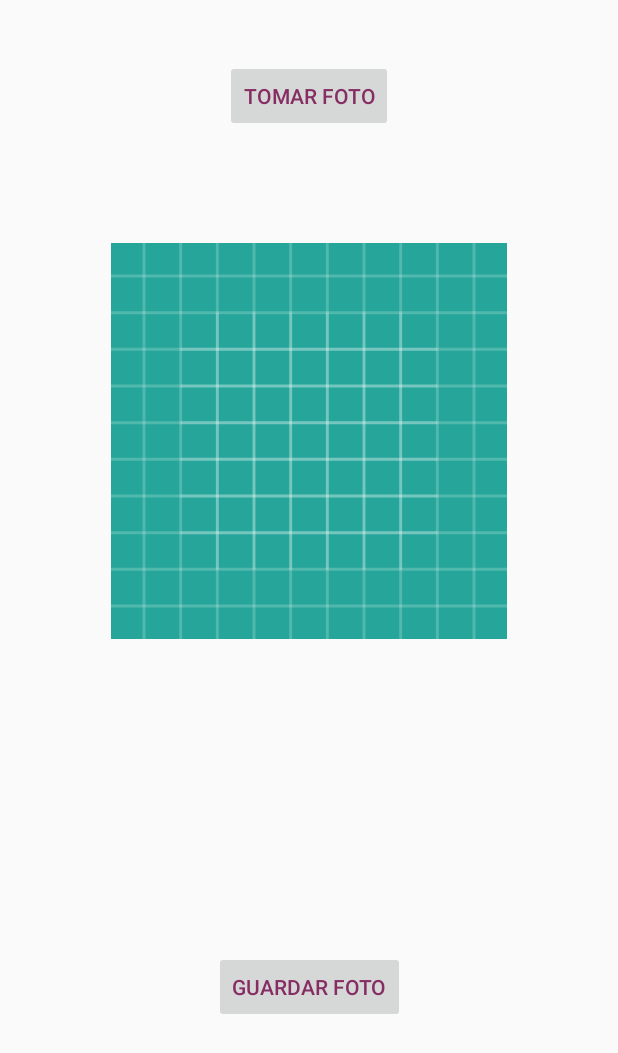
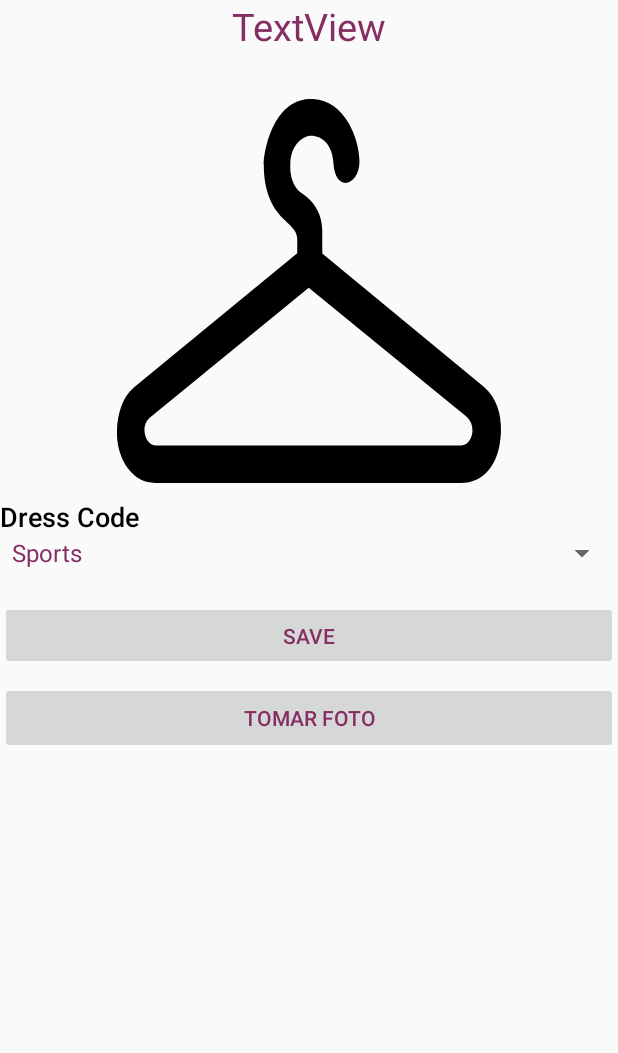
Before and after one commit to rueschan/ProyectoMoviles, an Android app: the TakePhoto screen opened directly, with no data from a screen before it, on a phone screen of 412 x 824 dp. Shown: the top 1053 px of the screen. Run offline under Robolectric (Android 15) with nearby library versions, the phone set to English and light mode, and no system bars.

Commit message:
Seleccionar Evento

```diff
--- a/app/src/main/java/mx/itesm/rueschan/moviles/EntidadesBD/Item.java
+++ b/app/src/main/java/mx/itesm/rueschan/moviles/EntidadesBD/Item.java
@@ -24,6 +24,9 @@ public class Item {
 
     @ColumnInfo(name = "tipo")
     private String tipo;
+
+    @ColumnInfo(name = "evento")
+    private String evento;
 
     public int getId() {
         return id;
@@ -59,6 +62,14 @@ public class Item {
 
     @Override
     public String toString() {
-        return "(" + id + ") Foto: " + foto + " Color: " + color + " Tipo: " + tipo;
+        return "(" + id + ") Foto: " + foto + " Color: " + color + " Tipo: " + tipo + " Evento: " + evento;
+    }
+
+    public String getEvento() {
+        return evento;
+    }
+
+    public void setEvento(String evento) {
+        this.evento = evento;
     }
 }
--- a/app/src/main/java/mx/itesm/rueschan/moviles/LoginAct.java
+++ b/app/src/main/java/mx/itesm/rueschan/moviles/LoginAct.java
@@ -34,13 +34,13 @@ public class LoginAct extends AppCompatActivity {
 
         edEmail.setText("");
         edPassword.setText("");
-
+        startActivity(new Intent(this, MainActivity.class));
         //System.out.println(primeraVez() + " *********** " + sesionIniciada());
-        if (!primeraVez()) {
+        /*if (!primeraVez()) {
             if(sesionIniciada())
                 startActivity(new Intent(this, MainActivity.class));
             //startActivity(new Intent(this, PreferencesAct.class));
-        }
+        }*/
     }
 
     private boolean sesionIniciada() {
--- a/app/src/main/java/mx/itesm/rueschan/moviles/TakePhoto.java
+++ b/app/src/main/java/mx/itesm/rueschan/moviles/TakePhoto.java
@@ -8,8 +8,13 @@ import android.support.v7.app.AppCompatActivity;
 import android.os.Bundle;
 import android.util.Log;
 import android.view.View;
+import android.widget.AdapterView;
+import android.widget.ArrayAdapter;
 import android.widget.Button;
 import android.widget.ImageView;
+import android.widget.Spinner;
+import android.widget.SpinnerAdapter;
+import android.widget.TextView;
 
 import java.nio.ByteBuffer;
 
@@ -21,17 +26,34 @@ public class TakePhoto extends AppCompatActivity {
     public static final int SOLICITA_CAMARA = 500;
 
     private Bitmap bmNew;
-
+    private TextView tvType;
     private ImageView imageView;
 
+    private Spinner eventsList;
+    String events[]= {"Sports","Streetwear","Casual","Business Casual","Business","Black Tie"};
     @Override
     protected void onCreate(Bundle savedInstanceState) {
         super.onCreate(savedInstanceState);
         setContentView(R.layout.activity_take_picture);
 
+        Intent intFoto = new Intent(MediaStore.ACTION_IMAGE_CAPTURE);
+        if (intFoto.resolveActivity(getPackageManager()) != null) {
+            startActivityForResult(intFoto, SOLICITA_CAMARA);
+        }
+
         imageView = findViewById(R.id.imgtaken);
+        tvType = findViewById(R.id.tv_tipo);
 
-        Button btn = findViewById(R.id.tomarFoto);
+        //lista tipo de prenda
+
+        eventsList = findViewById(R.id.list_use);
+        ArrayAdapter<String> adapter = new ArrayAdapter<>(this, android.R.layout.simple_spinner_item,events);
+        //adapter.setDropDownViewResource(android.R.layout.simple_spinner_dropdown_item);
+        //eventsList.setPrompt("Dress Code");
+        eventsList.setAdapter(adapter);
+
+
+        /*Button btn = findViewById(R.id.tomarFoto);
         btn.setOnClickListener(new View.OnClickListener() {
             @Override
             public void onClick(View view) {
@@ -42,7 +64,7 @@ public class TakePhoto extends AppCompatActivity {
                 }
 
             }
-        });
+        });*/
 
         Button btnSave = findViewById(R.id.guardarButton);
         btnSave.setOnClickListener(new View.OnClickListener() {
@@ -61,7 +83,10 @@ public class TakePhoto extends AppCompatActivity {
             Bitmap bm = (Bitmap) extras.get("data");
             bmNew = Bitmap.createScaledBitmap(bm,128,128,false);
             imageView.setImageBitmap(bm);
+            tvType.setText(ClosetFragment.clicked);
 
+        }else if(requestCode == SOLICITA_CAMARA && resultCode ==  RESULT_CANCELED){
+            finish();
         }
     }
 
@@ -71,7 +96,7 @@ public class TakePhoto extends AppCompatActivity {
         bd.setFoto(codificarImagen());
         bd.setColor("Azul");
         bd.setTipo(ClosetFragment.clicked);
-
+        bd.setEvento(eventsList.getSelectedItem().toString());
         DataBase dataBase = DataBase.getInstance(this);
         dataBase.itemDAO().insertar(bd);
 
@@ -87,6 +112,12 @@ public class TakePhoto extends AppCompatActivity {
         bm.copyPixelsToBuffer(byteBuffer);
         byte[] byteArray = byteBuffer.array();
         return byteArray;
+    }
+
+    public void onBackPressed() {
+        /*Intent intent = new Intent(this, ImagesActivity.class);
+       startActivity(intent);*/
+        finish();
     }
 
     class BDTarea extends AsyncTask<Void, Void, Void>
--- a/app/src/main/res/layout/activity_take_picture.xml
+++ b/app/src/main/res/layout/activity_take_picture.xml
@@ -6,41 +6,80 @@
     android:layout_height="match_parent"
     tools:context="mx.itesm.rueschan.moviles.TakePhoto">
 
-    <Button
-        android:id="@+id/tomarFoto"
-        android:layout_width="wrap_content"
-        android:layout_height="wrap_content"
-        android:layout_marginEnd="8dp"
-        android:layout_marginStart="8dp"
-        android:layout_marginTop="40dp"
-        android:text="Tomar Foto"
+    <ScrollView
+        android:layout_width="0dp"
+        android:layout_height="0dp"
+        app:layout_constraintBottom_toBottomOf="parent"
         app:layout_constraintEnd_toEndOf="parent"
         app:layout_constraintStart_toStartOf="parent"
-        app:layout_constraintTop_toTopOf="parent" />
+        app:layout_constraintTop_toTopOf="parent"
+       >
+
+        <LinearLayout
+            android:layout_width="match_parent"
+            android:layout_height="match_parent"
+            android:orientation="vertical"
+            >
+
+            <TextView
+                android:id="@+id/tv_tipo"
+                android:layout_width="match_parent"
+                android:layout_height="wrap_content"
+                android:gravity="center"
+                android:text="TextView"
+                android:textAppearance="@style/TextAppearance.AppCompat"
+                android:textSize="25dp" />
 
             <ImageView
                 android:id="@+id/imgtaken"
-        android:layout_width="264dp"
-        android:layout_height="372dp"
+                android:layout_width="match_parent"
+                android:layout_height="256dp"
+                android:layout_marginBottom="10dp"
                 android:layout_marginEnd="8dp"
                 android:layout_marginStart="8dp"
-        android:layout_marginTop="20dp"
+                android:layout_marginTop="31dp"
                 app:layout_constraintEnd_toEndOf="parent"
                 app:layout_constraintStart_toStartOf="parent"
-        app:layout_constraintTop_toBottomOf="@+id/tomarFoto"
-        app:srcCompat="@drawable/ic_launcher_background" />
+                app:layout_constraintTop_toTopOf="parent"
+                app:srcCompat="@drawable/closet" />
+
+            <TextView
+                android:id="@+id/textView4"
+                android:layout_width="match_parent"
+                android:layout_height="wrap_content"
+                android:text="Dress Code"
+                android:textAppearance="@style/TextAppearance.AppCompat.Title"
+                android:textColor="@android:color/background_dark"
+                android:textSize="18sp" />
+
+            <Spinner
+                android:id="@+id/list_use"
+                android:layout_width="match_parent"
+                android:layout_height="wrap_content"
+                />
 
             <Button
                 android:id="@+id/guardarButton"
-        android:layout_width="wrap_content"
-        android:layout_height="wrap_content"
+                android:layout_width="match_parent"
+                android:layout_height="46dp"
                 android:layout_marginBottom="8dp"
-        android:layout_marginEnd="8dp"
-        android:layout_marginStart="8dp"
                 android:layout_marginTop="20dp"
-        android:text="Guardar Foto"
+                android:layout_weight="0"
+                android:text="Save"
                 app:layout_constraintBottom_toBottomOf="parent"
                 app:layout_constraintEnd_toEndOf="parent"
+                app:layout_constraintTop_toBottomOf="@+id/imgtaken"
+                app:layout_constraintVertical_bias="1.0" />
+
+            <Button
+                android:id="@+id/tomarFoto"
+                android:layout_width="match_parent"
+                android:layout_height="wrap_content"
+                android:text="Tomar Foto"
                 app:layout_constraintStart_toStartOf="parent"
-        app:layout_constraintTop_toBottomOf="@+id/imgtaken" />
+                tools:layout_editor_absoluteY="477dp" />
+
+        </LinearLayout>
+    </ScrollView>
+
 </android.support.constraint.ConstraintLayout>
```
Lines whose indentation alone changed are shown as unchanged.
